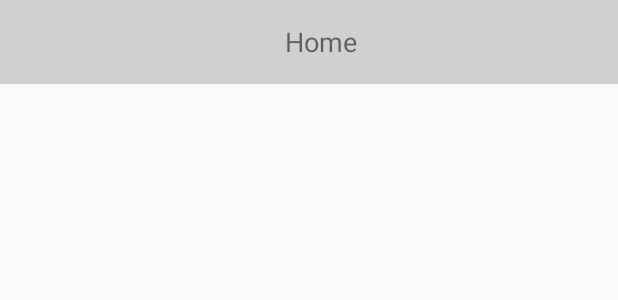
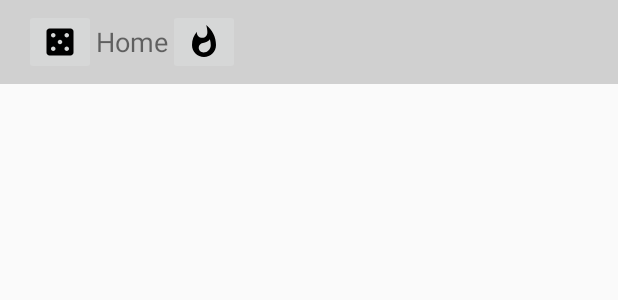
Before and after one commit to DanceBlueTech/app-danceblue-android, an Android app: the layout toolbar.xml on its own in the app's theme, with its tools: preview values and no code run, on a phone screen of 412 x 824 dp. Shown: the top 300 px of the screen. Run offline under Robolectric (Android 15) with nearby library versions, the phone set to English and light mode, and no system bars.

Commit message:
Implemented rave hour feature. Icon for it and QR is temporary. This also broke toolbar, will fix later.

```diff
--- /dev/null
+++ b/app/src/main/java/com/example/danceblue/raveHour.java
@@ -0,0 +1,41 @@
+package com.example.danceblue;
+
+import androidx.appcompat.app.AppCompatActivity;
+
+import android.graphics.Color;
+import android.os.Bundle;
+import android.os.Handler;
+import android.view.View;
+
+import java.util.ArrayList;
+import java.util.List;
+
+public class raveHour extends AppCompatActivity {
+    final Handler handler = new Handler();
+    List<Integer> colors = new ArrayList<>();
+    private int count = 0;
+
+    @Override
+    protected void onCreate(Bundle savedInstanceState) {
+        super.onCreate(savedInstanceState);
+        setContentView(R.layout.activity_rave_hour);
+
+        String[] colorsTxt = getApplicationContext().getResources().getStringArray(R.array.colors);
+        for (String s : colorsTxt) {
+            int newColor = Color.parseColor(s);
+            colors.add(newColor);
+        }
+        runnable.run();
+    }
+
+    private Runnable runnable = new Runnable(){
+        @Override
+        public void run(){
+            View background = findViewById(R.id.rave_back);
+            background.setBackgroundColor(colors.get(count));
+            count++;
+            if (count == 3) {count = 0;}
+            handler.postDelayed(runnable, 2000);
+        }
+    };
+}
--- /dev/null
+++ b/app/src/main/res/drawable/ic_qr_temp_24dp.xml
@@ -0,0 +1,9 @@
+<vector xmlns:android="http://schemas.android.com/apk/res/android"
+        android:width="24dp"
+        android:height="24dp"
+        android:viewportWidth="24.0"
+        android:viewportHeight="24.0">
+    <path
+        android:fillColor="#FF000000"
+        android:pathData="M19,3L5,3c-1.1,0 -2,0.9 -2,2v14c0,1.1 0.9,2 2,2h14c1.1,0 2,-0.9 2,-2L21,5c0,-1.1 -0.9,-2 -2,-2zM7.5,18c-0.83,0 -1.5,-0.67 -1.5,-1.5S6.67,15 7.5,15s1.5,0.67 1.5,1.5S8.33,18 7.5,18zM7.5,9C6.67,9 6,8.33 6,7.5S6.67,6 7.5,6 9,6.67 9,7.5 8.33,9 7.5,9zM12,13.5c-0.83,0 -1.5,-0.67 -1.5,-1.5s0.67,-1.5 1.5,-1.5 1.5,0.67 1.5,1.5 -0.67,1.5 -1.5,1.5zM16.5,18c-0.83,0 -1.5,-0.67 -1.5,-1.5s0.67,-1.5 1.5,-1.5 1.5,0.67 1.5,1.5 -0.67,1.5 -1.5,1.5zM16.5,9c-0.83,0 -1.5,-0.67 -1.5,-1.5S15.67,6 16.5,6s1.5,0.67 1.5,1.5S17.33,9 16.5,9z"/>
+</vector>
--- /dev/null
+++ b/app/src/main/res/drawable/ic_rave_temp_24dp.xml
@@ -0,0 +1,9 @@
+<vector xmlns:android="http://schemas.android.com/apk/res/android"
+        android:width="24dp"
+        android:height="24dp"
+        android:viewportWidth="24.0"
+        android:viewportHeight="24.0">
+    <path
+        android:fillColor="#FF000000"
+        android:pathData="M13.5,0.67s0.74,2.65 0.74,4.8c0,2.06 -1.35,3.73 -3.41,3.73 -2.07,0 -3.63,-1.67 -3.63,-3.73l0.03,-0.36C5.21,7.51 4,10.62 4,14c0,4.42 3.58,8 8,8s8,-3.58 8,-8C20,8.61 17.41,3.8 13.5,0.67zM11.71,19c-1.78,0 -3.22,-1.4 -3.22,-3.14 0,-1.62 1.05,-2.76 2.81,-3.12 1.77,-0.36 3.6,-1.21 4.62,-2.58 0.39,1.29 0.59,2.65 0.59,4.04 0,2.65 -2.15,4.8 -4.8,4.8z"/>
+</vector>
--- a/app/src/main/res/layout/home.xml
+++ b/app/src/main/res/layout/home.xml
@@ -17,7 +17,8 @@
         android:textSize="30sp"
         app:layout_constraintEnd_toEndOf="parent"
         app:layout_constraintStart_toStartOf="parent"
-        app:layout_constraintTop_toTopOf="parent" />
+        app:layout_constraintTop_toTopOf="parent"
+        android:text = "@string/home_fragment"/>
 
     <Button
         android:id="@+id/button"
--- a/app/src/main/res/layout/toolbar.xml
+++ b/app/src/main/res/layout/toolbar.xml
@@ -5,12 +5,28 @@
     android:background="@color/colorPrimaryDark"
     android:theme="@style/ThemeOverlay.AppCompat.ActionBar">
 
+    <ImageButton
+        android:layout_width="wrap_content"
+        android:layout_height="match_parent"
+        android:src="@drawable/ic_qr_temp_24dp"
+        android:gravity="start"
+        android:id="@+id/qr_button"
+        android:contentDescription="@string/qr_button" />
+
     <TextView
-        android:layout_width="match_parent"
+        android:id="@+id/toolbar_title"
+        android:layout_width="wrap_content"
         android:layout_height="match_parent"
+        android:gravity="center"
         android:text="@string/home"
-        android:gravity="center"
-        android:textSize="18sp"
-        android:id="@+id/toolbar_title"/>
+        android:textSize="18sp" />
+
+    <ImageButton
+        android:layout_width="wrap_content"
+        android:layout_height="match_parent"
+        android:src="@drawable/ic_rave_temp_24dp"
+        android:gravity="end"
+        android:id="@+id/rave_button"
+        android:contentDescription="@string/rave_button" />
 
 </androidx.appcompat.widget.Toolbar>
--- /dev/null
+++ b/app/src/main/res/values/arrays.xml
@@ -0,0 +1,8 @@
+<?xml version="1.0" encoding="utf-8"?>
+<resources>
+    <string-array name="colors">
+        <item>#3F51B5</item>
+        <item>#F44336</item>
+        <item>#4CAF50</item>
+    </string-array>
+</resources>
--- a/app/src/main/res/values/colors.xml
+++ b/app/src/main/res/values/colors.xml
@@ -3,4 +3,5 @@
     <color name="colorPrimary">#f4f4f4</color>
     <color name="colorPrimaryDark">#d0d0d0</color>
     <color name="colorAccent">#000000</color>
+    <color name="RaveBlue">#3F51B5</color>
 </resources>
--- a/app/src/main/res/values/strings.xml
+++ b/app/src/main/res/values/strings.xml
@@ -12,4 +12,7 @@
     <string name="hours">Hours</string>
     <string name="minutes">Minutes</string>
     <string name="seconds">Seconds</string>
+    <string name="home_fragment">HOME FRAGMENT</string>
+    <string name="rave_button">rave_button</string>
+    <string name="qr_button">QR Button</string>
 </resources>
```
Also changed, not shown: app/src/main/AndroidManifest.xml (+5 -3 lines), app/src/main/java/com/example/danceblue/MainActivity.java (+12 -1 lines), app/src/main/res/layout/activity_rave_hour.xml (added, +11 -0 lines), app/build.gradle (line endings or trailing spaces).
